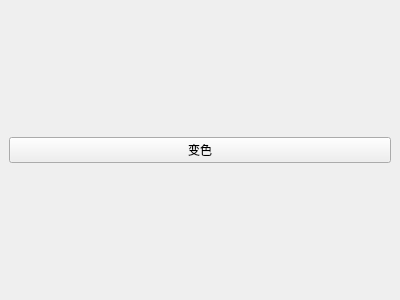
Above: UI/animdockwidget.ui from GueChen/GRobotSimulator before the change. Below: the same form after it.
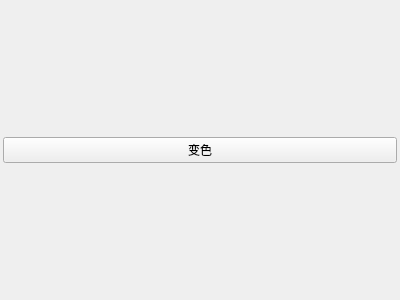
That is the form after the change.

```diff
--- a/UI/animdockwidget.ui
+++ b/UI/animdockwidget.ui
@@ -13,7 +13,7 @@
   <property name="minimumSize">
    <size>
     <width>200</width>
-    <height>63</height>
+    <height>175</height>
    </size>
   </property>
   <property name="windowTitle">
@@ -21,6 +21,21 @@
   </property>
   <widget class="QWidget" name="dockWidgetContents">
    <layout class="QGridLayout" name="gridLayout">
+    <property name="leftMargin">
+     <number>3</number>
+    </property>
+    <property name="topMargin">
+     <number>3</number>
+    </property>
+    <property name="rightMargin">
+     <number>3</number>
+    </property>
+    <property name="bottomMargin">
+     <number>3</number>
+    </property>
+    <property name="spacing">
+     <number>2</number>
+    </property>
     <item row="0" column="0">
      <widget class="QPushButton" name="pushButton">
       <property name="text">
```
